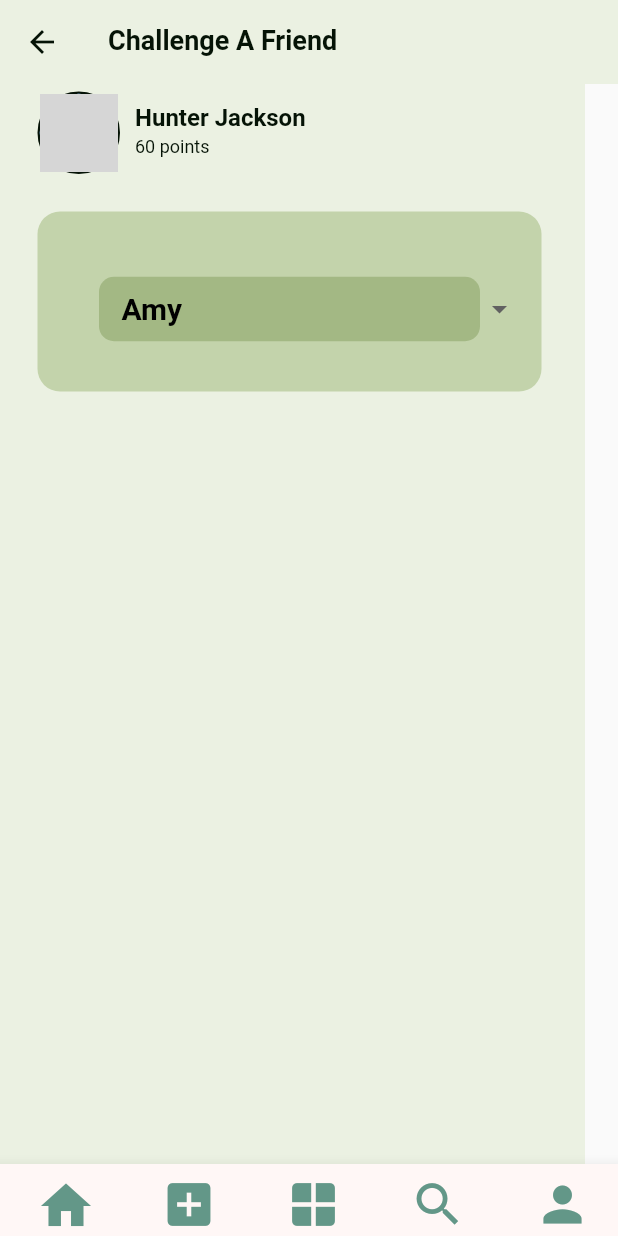
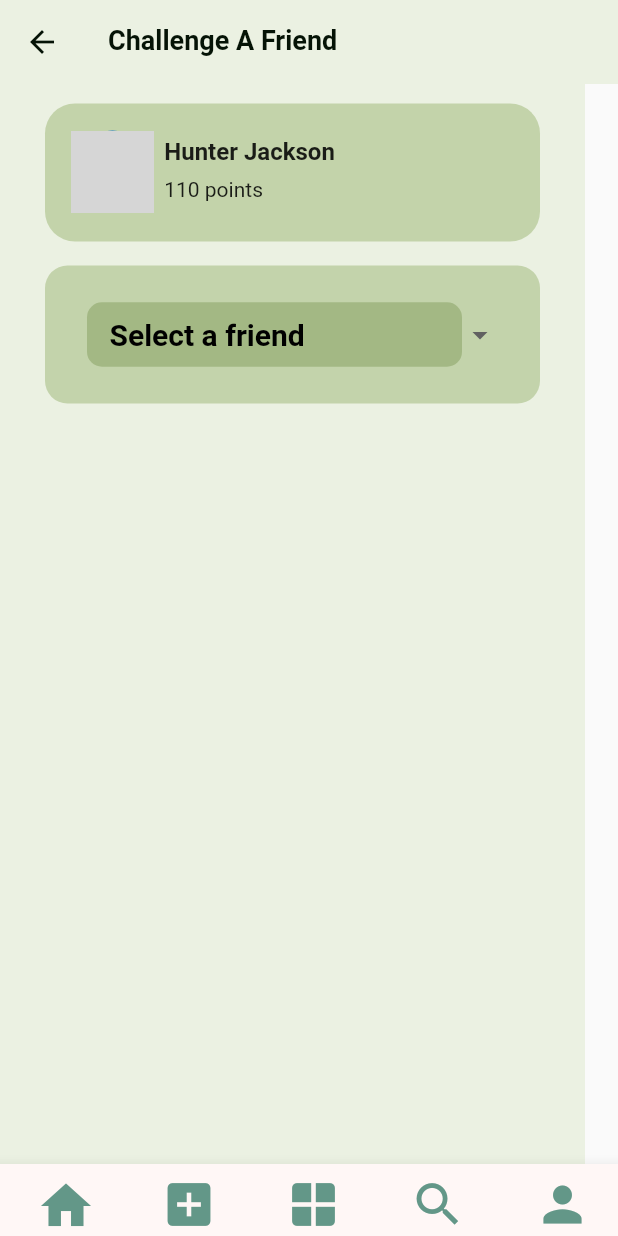
Before and after one commit to Intro-to-HCI-Spring-2023/p5_v2-group9, a Flutter app: the SearchFriends screen opened directly, on a phone screen of 412 x 824 dp. Run offline on Flutter 3.47's test engine with Material 2 defaults, Android fonts, the light colour scheme and no system bars; our stand-ins replace flutter_svg; grey boxes are pictures that could not be loaded.

Commit message:
Changed dropdown style

```diff
--- a/motify/lib/create_challenge/dropdown.dart
+++ b/motify/lib/create_challenge/dropdown.dart
@@ -1,4 +1,5 @@
 import 'package:flutter/material.dart';
+import 'package:motify/challengeAfriend/create_challenge.dart';
 
 class Dropdown extends StatefulWidget {
   const Dropdown({Key? key});
@@ -8,9 +9,11 @@ class Dropdown extends StatefulWidget {
 }
 
 class DropdownState extends State<Dropdown> {
-  String dropdownvalue = 'Amy';
+  String dropdownvalue = 'Select a friend';
+
 // List of items in our dropdown menu
   var items = [
+    'Select a friend',
     'Amy',
     'John',
     'Jacob',
@@ -23,12 +26,15 @@ class DropdownState extends State<Dropdown> {
   Widget build(BuildContext context) {
     return Center(
         child: Container(
-      width: 336,
-      height: 200,
-
-      child: Padding(
-                      padding: const EdgeInsets.only(left: 25, top:10),
-     child: DropdownButtonHideUnderline(
+      width: 320,
+      height: 80,
+      child: Row(
+        mainAxisSize: MainAxisSize.min,
+                  mainAxisAlignment: MainAxisAlignment.center,
+                  crossAxisAlignment: CrossAxisAlignment.center,
+      //Padding(
+        //padding: const EdgeInsets.only(left: 20, top: 10),
+        children: [DropdownButtonHideUnderline(
           child: DropdownButton(
             // Initial Value
             value: dropdownvalue,
@@ -37,11 +43,11 @@ class DropdownState extends State<Dropdown> {
             //icon: const Icon(Icons.keyboard_arrow_down),
             //isExpanded: true,
             // dropdownColor: Colors.amber,
-                        dropdownColor: Colors.transparent ,
+            dropdownColor: Colors.transparent,
             elevation: 0,
             // iconDisabledColor: true,
             style: const TextStyle(
-                            color: Color.fromARGB(255,0,0,0),
+                color: Color.fromARGB(255, 0, 0, 0),
                 fontSize: 20,
                 fontWeight: FontWeight.bold),
 
@@ -71,15 +77,13 @@ class DropdownState extends State<Dropdown> {
 
                     borderRadius: BorderRadius.circular(10.0),
                     color: Color.fromARGB(255, 163, 184, 132),
-
                   ),
                   padding: EdgeInsets.symmetric(vertical: 10.0),
                   // child: Text(items),
                   child: Container(
                       child: Text(items),
-                               padding: EdgeInsets.fromLTRB(15, 0,0,0)
-                              ),
-                              width: 254,
+                      padding: EdgeInsets.fromLTRB(15, 0, 0, 0)),
+                  width: 250,
                 ),
               );
             }).toList(),
@@ -88,16 +92,33 @@ class DropdownState extends State<Dropdown> {
             onChanged: (String? newValue) {
               setState(() {
                 dropdownvalue = newValue!;
+                if (dropdownvalue != 'Select a friend')
+                {
+                  Navigator.push(
+                    context,
+                    PageRouteBuilder(
+                      // pageBuilder: (context, animation, secondaryAnimation) => const SearchFriends(),
+                      pageBuilder: (context, animation, secondaryAnimation) =>
+                          CreateChallenge(),
+                      transitionsBuilder:
+                          (context, animation, secondaryAnimation, child) {
+                        return child; // Return the child directly without any transition animation
+                      },
+                      transitionDuration: Duration(
+                          milliseconds:
+                              0), // Set the transition duration to 0ms
+                    ),
+                  );
+                }
+                ;
               });
             },
             // menuMaxHeight: 200, // Set the maximum height of the dropdown menu
             // menuMaxWidth: 200, // Set the width of the dropdown menu
-
           ),
         ),
+        ]
       ),
-
-    )
-    );
+    ));
   }
 }
--- a/motify/lib/create_challenge/search_friends.dart
+++ b/motify/lib/create_challenge/search_friends.dart
@@ -81,12 +81,115 @@ class _SearchFriendsState extends State<SearchFriends> {
             child: Column(
               crossAxisAlignment: CrossAxisAlignment.start,
               children: [
-                ProfileInfo(),
                 Padding(
-                  padding: const EdgeInsets.only(top: 25, left: 20),
-                  child: Container(
-                    width: 336,
-                    height: 120,
+              padding: const EdgeInsetsDirectional.only(
+                //start: 16.0,
+                top: 8.0,
+                bottom: 8.0,
+              ),
+              child: Container(
+                width: 360,
+                height: 92,
+                child: Row(
+                  mainAxisSize: MainAxisSize.min,
+                  mainAxisAlignment: MainAxisAlignment.center,
+                  crossAxisAlignment: CrossAxisAlignment.center,
+                  children: [
+                    Container(
+                      width: 330,
+                      height: 92,
+                      decoration: BoxDecoration(
+                        borderRadius: BorderRadius.circular(20),
+                        color: Color(0xffc3d3aa),
+                      ),
+                      padding: const EdgeInsets.only(
+                        left: 5,
+                        top: 18,
+                        bottom: 19,
+                      ),
+                      child: Row(
+                        mainAxisSize: MainAxisSize.min,
+                        mainAxisAlignment: MainAxisAlignment.center,
+                        crossAxisAlignment: CrossAxisAlignment.center,
+                        children: [
+                          Container(
+                            width: 300,
+                            height: 55,
+                            child: Row(
+                              mainAxisSize: MainAxisSize.min,
+                              mainAxisAlignment: MainAxisAlignment.start,
+                              crossAxisAlignment: CrossAxisAlignment.center,
+                              children: [
+                                Container(
+                                  width: 55,
+                                  height: 55,
+                                  decoration: BoxDecoration(
+                                    borderRadius: BorderRadius.circular(90),
+                                  ),
+                                  child: CircleAvatar(
+                                    backgroundImage:
+                                        AssetImage('assets/images/hunter.png'),
+                                  ),
+                                ),
+                                Padding(
+                                  padding: const EdgeInsets.only(
+                                    left: 7,
+                                  ),
+                                  child: Stack(
+                                    children: [
+                                      Positioned(
+                                          child: Text(
+                                        'Hunter Jackson',
+                                        textAlign: TextAlign.left,
+                                        style: TextStyle(
+                                            fontFamily: 'Roboto',
+                                            fontSize: 16,
+                                            fontWeight: FontWeight.bold,
+                                            height: 1),
+                                      )),
+                                      Positioned(
+                                          child: Text(
+                                        '\n110 points',
+                                        textAlign: TextAlign.left,
+                                        style: TextStyle(
+                                            fontFamily: 'Roboto',
+                                            fontSize: 14,
+                                            fontWeight: FontWeight.normal,
+                                            height: 1.5),
+                                      ))
+                                    ],
+                                  ),
+                                )
+                              ],
+                            ),
+                          ),
+                        ],
+                      ),
+                    ),
+                  ],
+                ),
+              ),
+            ),
+
+
+                //ProfileInfo(),
+
+                Padding(
+              padding: const EdgeInsetsDirectional.only(
+                //start: 16.0,
+                top: 8.0,
+                bottom: 8.0,
+              ),
+              child: Container(
+                width: 360,
+                height: 92,
+                child: Row(
+                  mainAxisSize: MainAxisSize.min,
+                  mainAxisAlignment: MainAxisAlignment.center,
+                  crossAxisAlignment: CrossAxisAlignment.center,
+                  children: [Container(
+                    width: 330,
+                    height: 92,
                     padding: EdgeInsets.symmetric(horizontal: 16.0),
 
                     child: Dropdown(),
@@ -100,11 +203,11 @@ class _SearchFriendsState extends State<SearchFriends> {
                       ),
                       color: const Color.fromARGB(255, 195, 211, 171),
                     ),
-                  ),
+                  ),]
                 ),
-              ],
             ),
           ),
+              ]
           // Column(
           //   crossAxisAlignment: CrossAxisAlignment.start,
           //   children: const [
@@ -116,7 +219,10 @@ class _SearchFriendsState extends State<SearchFriends> {
           // ),
         ),
       ),
+        ),
+      ),
       bottomNavigationBar: const BottomNav(),
+
     );
   }
 }
```
Lines whose indentation alone changed are shown as unchanged.
